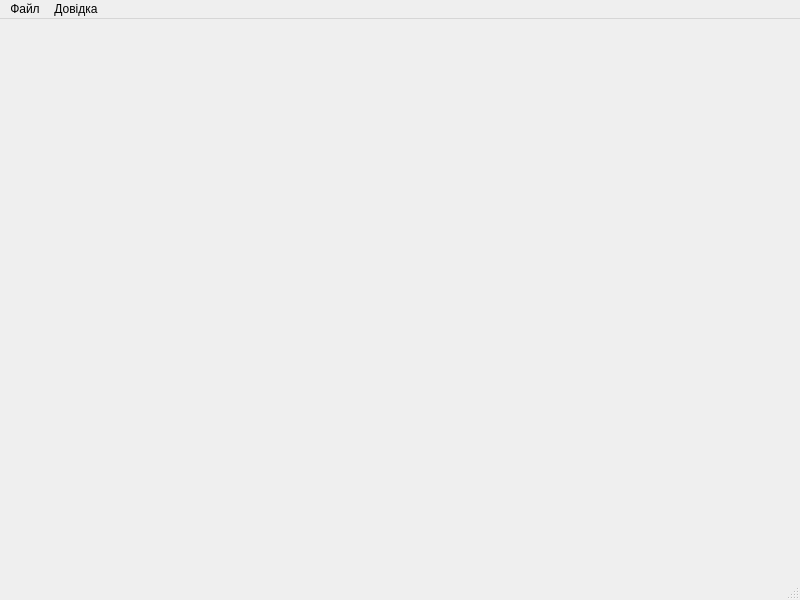
Old version of the form mainwindow.ui in the repository YuriiZosia/test001QTcpp.
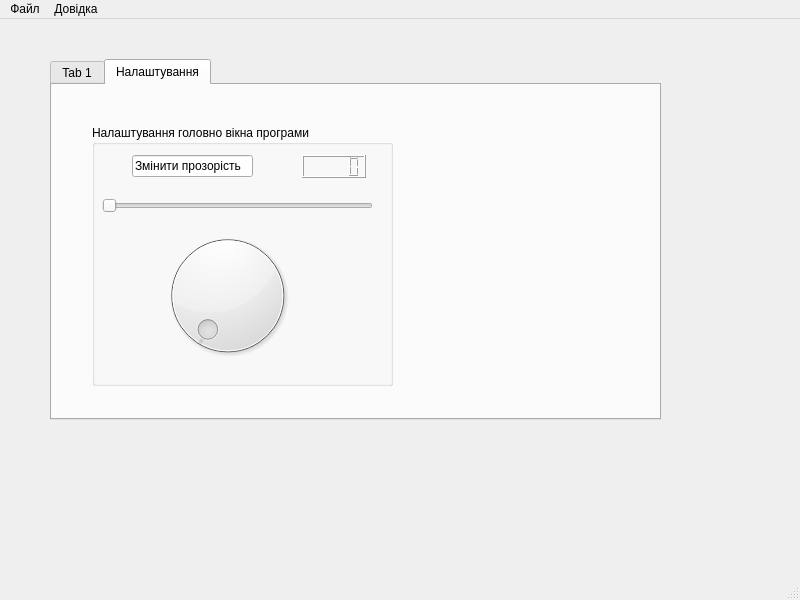
New version of the form. Icons and pictures are not drawn.

Commit message: Добавлено нові елементи

```diff
--- a/mainwindow.ui
+++ b/mainwindow.ui
@@ -40,7 +40,120 @@
   <property name="windowTitle">
    <string>MainWindow</string>
   </property>
-  <widget class="QWidget" name="centralwidget"/>
+  <property name="windowOpacity">
+   <double>1.000000000000000</double>
+  </property>
+  <widget class="QWidget" name="centralwidget">
+   <widget class="QTabWidget" name="tabWidget">
+    <property name="geometry">
+     <rect>
+      <x>50</x>
+      <y>40</y>
+      <width>611</width>
+      <height>361</height>
+     </rect>
+    </property>
+    <property name="tabShape">
+     <enum>QTabWidget::Rounded</enum>
+    </property>
+    <property name="currentIndex">
+     <number>1</number>
+    </property>
+    <property name="movable">
+     <bool>true</bool>
+    </property>
+    <widget class="QWidget" name="tab">
+     <attribute name="title">
+      <string>Tab 1</string>
+     </attribute>
+    </widget>
+    <widget class="QWidget" name="tab_2">
+     <attribute name="title">
+      <string>Налаштування</string>
+     </attribute>
+     <widget class="QGroupBox" name="groupBox">
+      <property name="geometry">
+       <rect>
+        <x>40</x>
+        <y>40</y>
+        <width>301</width>
+        <height>261</height>
+       </rect>
+      </property>
+      <property name="title">
+       <string>Налаштування головно вікна програми</string>
+      </property>
+      <widget class="QSlider" name="horizontalSlider">
+       <property name="geometry">
+        <rect>
+         <x>10</x>
+         <y>70</y>
+         <width>271</width>
+         <height>22</height>
+        </rect>
+       </property>
+       <property name="minimum">
+        <number>1</number>
+       </property>
+       <property name="maximum">
+        <number>50</number>
+       </property>
+       <property name="orientation">
+        <enum>Qt::Horizontal</enum>
+       </property>
+      </widget>
+      <widget class="QLineEdit" name="lineEdit">
+       <property name="geometry">
+        <rect>
+         <x>40</x>
+         <y>30</y>
+         <width>121</width>
+         <height>22</height>
+        </rect>
+       </property>
+       <property name="text">
+        <string>Змінити прозорість</string>
+       </property>
+      </widget>
+      <widget class="QDial" name="dial">
+       <property name="geometry">
+        <rect>
+         <x>60</x>
+         <y>100</y>
+         <width>151</width>
+         <height>141</height>
+        </rect>
+       </property>
+       <property name="minimum">
+        <number>1</number>
+       </property>
+       <property name="maximum">
+        <number>50</number>
+       </property>
+       <property name="value">
+        <number>1</number>
+       </property>
+       <property name="orientation">
+        <enum>Qt::Horizontal</enum>
+       </property>
+       <property name="invertedControls">
+        <bool>false</bool>
+       </property>
+      </widget>
+      <widget class="QLCDNumber" name="lcdNumber">
+       <property name="geometry">
+        <rect>
+         <x>210</x>
+         <y>30</y>
+         <width>64</width>
+         <height>23</height>
+        </rect>
+       </property>
+      </widget>
+     </widget>
+    </widget>
+   </widget>
+  </widget>
   <widget class="QMenuBar" name="menubar">
    <property name="geometry">
     <rect>
```
Left out of the diff: 6 changed lines with no effect on the pictures. The commit also changes 2 other files.
